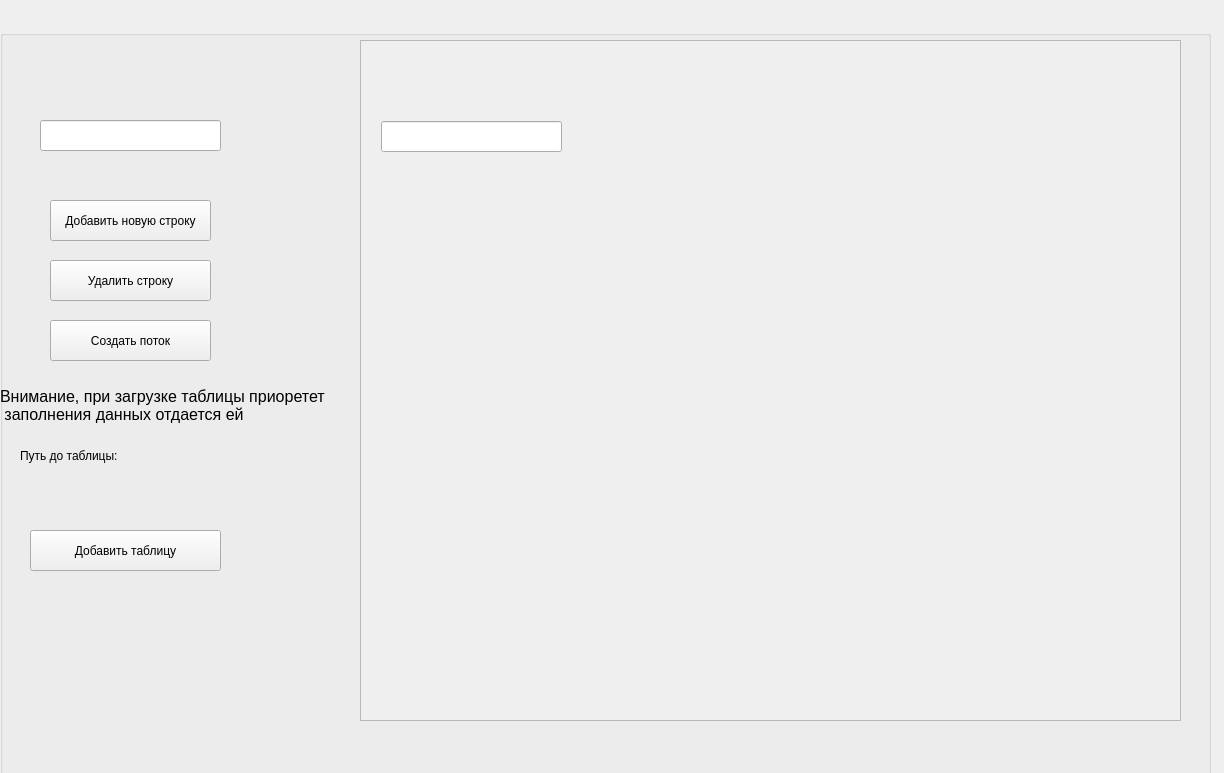
Before: the Qt Designer form client/Forms/PotokAdder/potokadder.ui in sofinvalery/LMS, drawn with Qt 5.
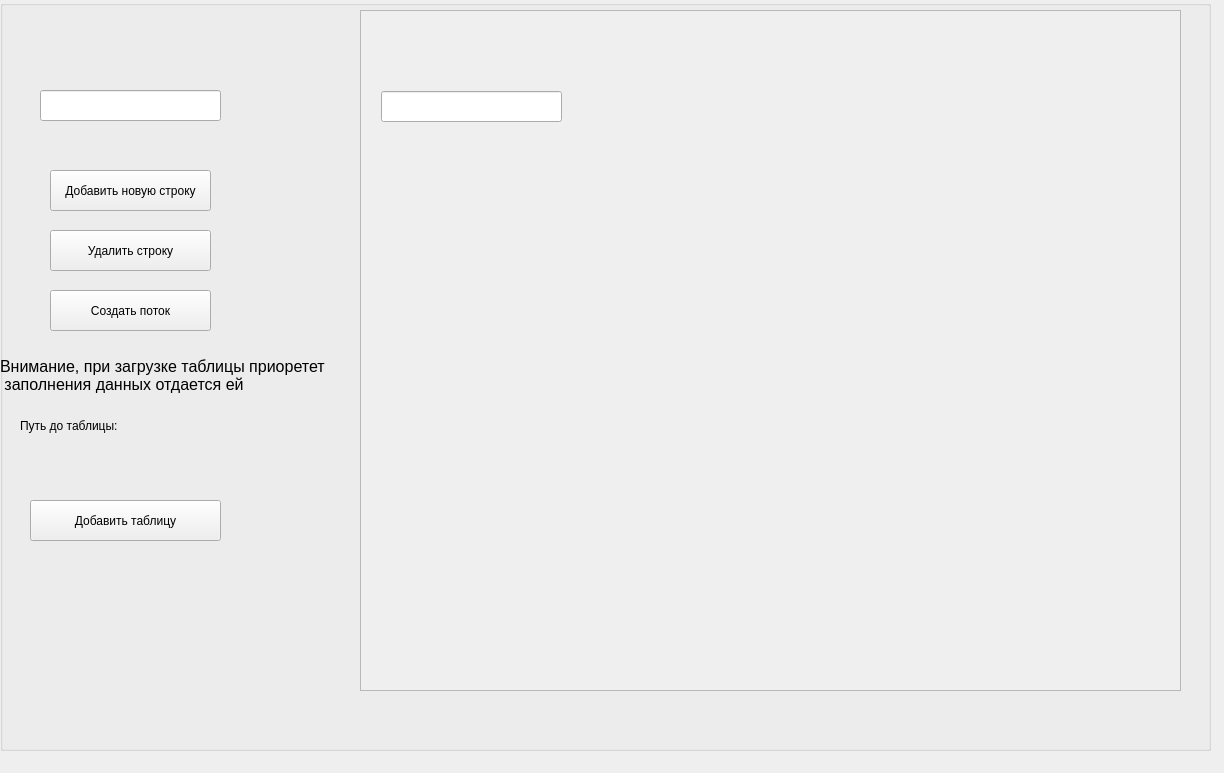
After: the same form once the commit is applied.

```diff
--- a/client/Forms/PotokAdder/potokadder.ui
+++ b/client/Forms/PotokAdder/potokadder.ui
@@ -17,7 +17,7 @@
    <property name="geometry">
     <rect>
      <x>0</x>
-     <y>30</y>
+     <y>0</y>
      <width>1211</width>
      <height>751</height>
     </rect>
```
